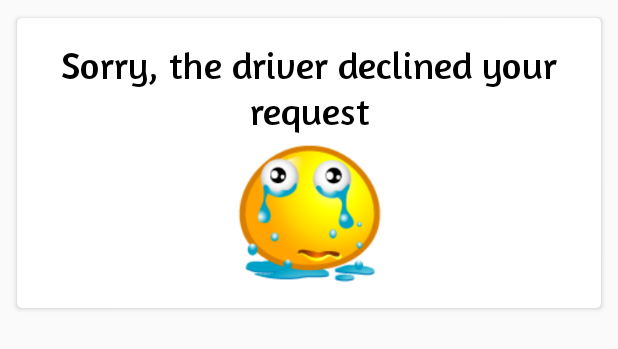
After one commit to doannnd/UserApp, an Android app: the layout dialog_fragment_cancel.xml on its own in the app's theme, with its tools: preview values and no code run, on a phone screen of 412 x 824 dp. The commit adds this screen. Shown: the top 349 px of the screen. Run offline under Robolectric (Android 15) with nearby library versions, the phone set to English and light mode, and no system bars.

Commit message:
update code

```diff
--- a/app/build.gradle
+++ b/app/build.gradle
@@ -50,6 +50,8 @@ dependencies {
     implementation 'com.github.bumptech.glide:glide:4.9.0'
     implementation 'com.google.firebase:firebase-storage:16.1.0'
     implementation 'com.android.support.constraint:constraint-layout:1.1.3'
+    implementation 'com.google.android.gms:play-services-maps:16.1.0'
+    implementation 'com.android.support:appcompat-v7:28.0.0'
     annotationProcessor 'com.github.bumptech.glide:compiler:4.9.0'
     implementation 'com.github.d-max:spots-dialog:1.1@aar'
     implementation 'com.theartofdev.edmodo:android-image-cropper:2.7.0'
--- /dev/null
+++ b/app/src/main/res/drawable/bg_scroll.xml
@@ -0,0 +1,6 @@
+<?xml version="1.0" encoding="utf-8"?>
+<shape xmlns:android="http://schemas.android.com/apk/res/android">
+    <solid android:color="@android:color/darker_gray" />
+    <corners android:radius="10dp" />
+
+</shape>
--- /dev/null
+++ b/app/src/main/res/layout/dialog_fragment_cancel.xml
@@ -0,0 +1,36 @@
+<?xml version="1.0" encoding="utf-8"?>
+<android.support.v7.widget.CardView xmlns:android="http://schemas.android.com/apk/res/android"
+    android:layout_width="match_parent"
+    android:layout_height="wrap_content"
+    xmlns:app="http://schemas.android.com/apk/res-auto"
+    app:cardCornerRadius="3dp"
+    app:cardBackgroundColor="@color/colorWhite"
+    app:cardUseCompatPadding="true"
+    android:layout_margin="8dp">
+
+    <LinearLayout
+        android:layout_width="match_parent"
+        android:layout_height="wrap_content"
+        android:gravity="center_horizontal"
+        android:orientation="vertical"
+        android:padding="16dp">
+
+        <TextView
+            android:layout_width="wrap_content"
+            android:layout_height="wrap_content"
+            android:gravity="center"
+            android:fontFamily="@font/amaranth"
+            android:text="@string/sorry_the_driver_declined_your_request"
+            android:textColor="@android:color/black"
+            android:textSize="25sp"/>
+
+        <ImageView
+            android:layout_width="100dp"
+            android:layout_height="100dp"
+            android:scaleType="fitCenter"
+            android:contentDescription="@string/icon_cry"
+            android:src="@drawable/ic_cry"/>
+
+    </LinearLayout>
+
+</android.support.v7.widget.CardView>
--- a/app/src/main/res/values/strings.xml
+++ b/app/src/main/res/values/strings.xml
@@ -106,5 +106,10 @@
     <string name="request_text">The system is processing your request</string>
     <string name="state_not_working">not_working</string>
     <string name="message_user_cancel_booking">User cancel booking</string>
+    <string name="sorry_the_driver_declined_your_request">Sorry, the driver declined your request</string>
+    <string name="icon_cry">icon cry</string>
+    <string name="title_activity_tracking">Map</string>
+    <string name="the_driver_is_on_his_way_to_pick_you_up">The driver is on his way to pick you up</string>
+    <string name="icon_phone">icon phone</string>
 
 </resources>
```
Also changed, not shown: app/src/main/AndroidManifest.xml (+22 -6 lines), app/src/main/java/com/nguyendinhdoan/userapp/activity/CallActivity.java (+20 -0 lines), app/src/main/java/com/nguyendinhdoan/userapp/activity/TrackingActivity.java (added, +42 -0 lines), app/src/main/java/com/nguyendinhdoan/userapp/activity/UserActivity.java (+22 -11 lines), app/src/main/java/com/nguyendinhdoan/userapp/widget/CancelDialogFragment.java (+10 -32 lines), app/src/main/res/layout/activity_tracking.xml (added, +156 -0 lines), app/src/main/res/drawable/ic_cry.png (added), app/src/main/res/drawable/ic_phone_32.png (added), app/src/main/res/drawable/ic_phone_48.png (added).
